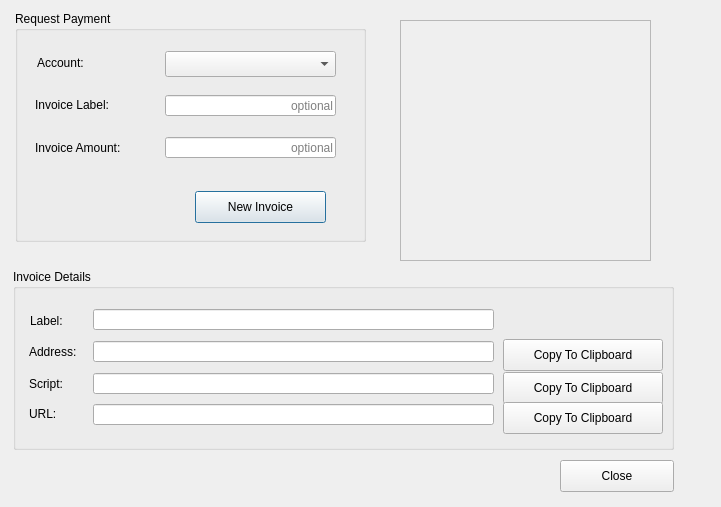
Old version of the form src/requestpaymentdialog.ui in the repository ciphrex/mSIGNA.
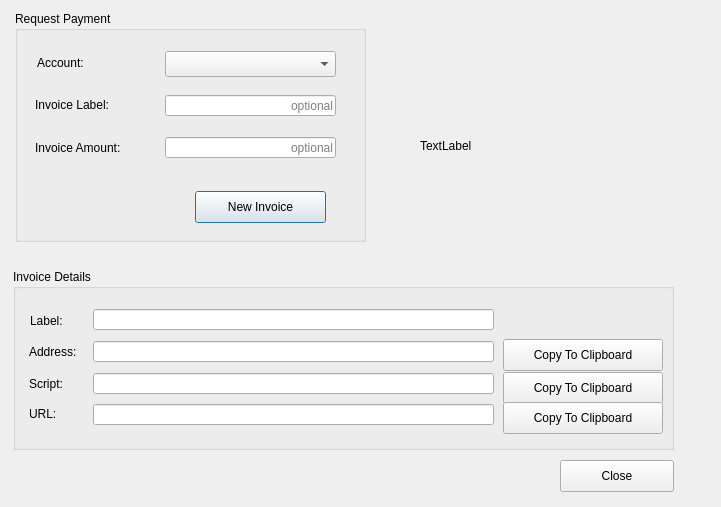
New version of the form.

What changed in the file:
```diff
--- a/src/requestpaymentdialog.ui
+++ b/src/requestpaymentdialog.ui
@@ -307,20 +307,17 @@
     <string>Close</string>
    </property>
   </widget>
-  <widget class="QFrame" name="qrCodeFrame">
+  <widget class="QLabel" name="qtLabel">
    <property name="geometry">
     <rect>
-     <x>400</x>
-     <y>20</y>
-     <width>251</width>
-     <height>241</height>
+     <x>420</x>
+     <y>30</y>
+     <width>241</width>
+     <height>231</height>
     </rect>
    </property>
-   <property name="frameShape">
-    <enum>QFrame::StyledPanel</enum>
-   </property>
-   <property name="frameShadow">
-    <enum>QFrame::Raised</enum>
+   <property name="text">
+    <string>TextLabel</string>
    </property>
   </widget>
  </widget>
```
